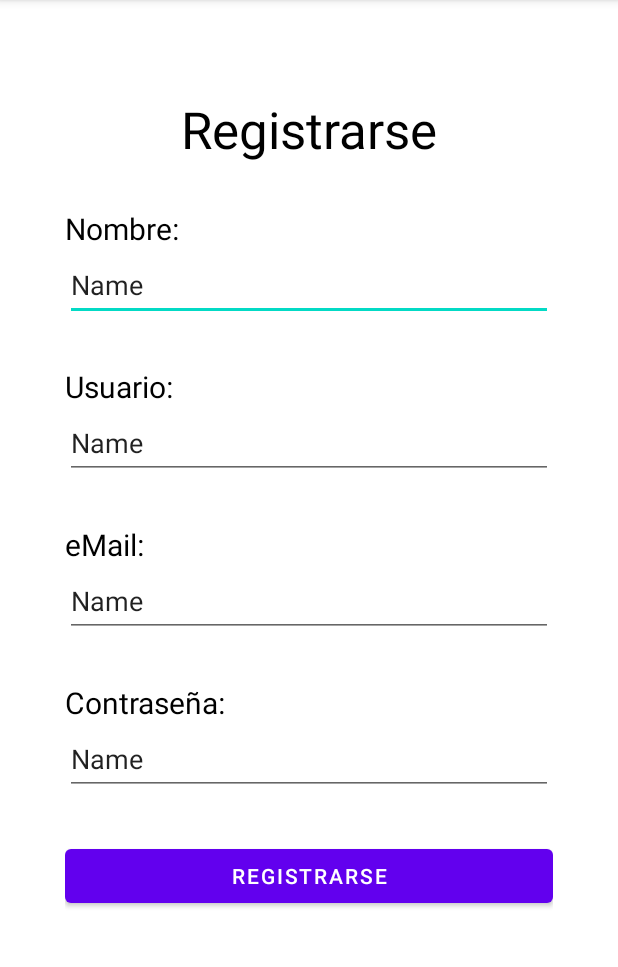
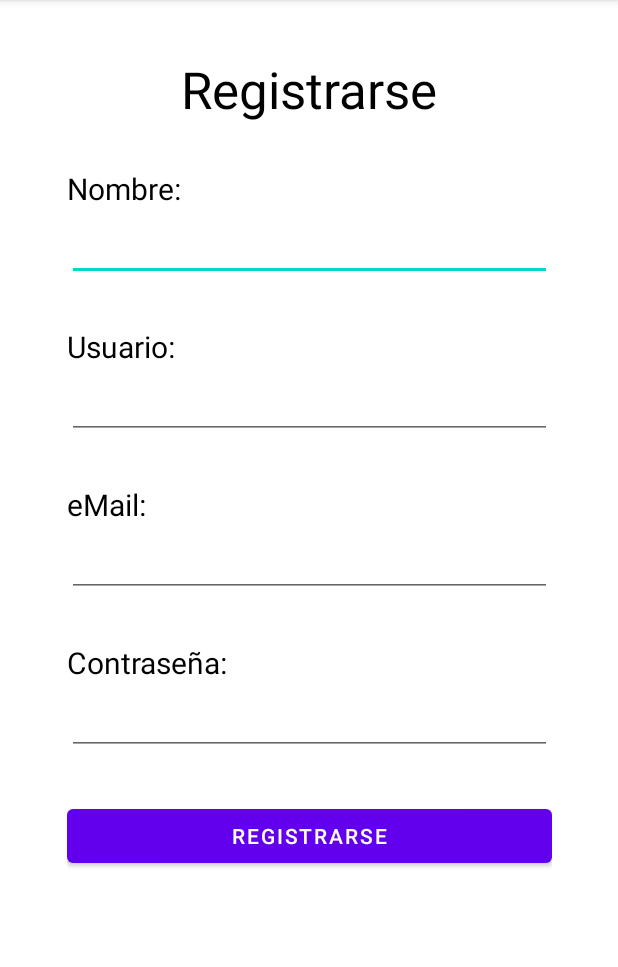
Before and after one commit to aledeleonez/AccesoADatos, an Android app: the Registro screen opened directly, with no data from a screen before it, on a phone screen of 412 x 824 dp, the part 84-1051 px from its top. Run offline under Robolectric (Android 15) with nearby library versions, the phone set to English and light mode, and no system bars.

Commit message:
Inicio de Sesion y registro terminado

```diff
--- a/Practica2.1/app/src/main/res/layout/activity_registro.xml
+++ b/Practica2.1/app/src/main/res/layout/activity_registro.xml
@@ -8,8 +8,8 @@
     tools:context=".Registro">
 
   <LinearLayout
-      android:layout_width="325dp"
-      android:layout_height="641dp"
+      android:layout_width="323dp"
+      android:layout_height="695dp"
       android:orientation="vertical"
       app:layout_constraintBottom_toBottomOf="parent"
       app:layout_constraintEnd_toEndOf="parent"
@@ -41,8 +41,7 @@
         android:layout_marginBottom="30dp"
         android:ems="10"
         android:inputType="textPersonName"
-        android:minHeight="48dp"
-        android:text="Name" />
+        android:minHeight="48dp" />
 
     <TextView
         android:id="@+id/tv_usuario"
@@ -59,8 +58,7 @@
         android:layout_marginBottom="30dp"
         android:ems="10"
         android:inputType="textPersonName"
-        android:minHeight="48dp"
-        android:text="Name" />
+        android:minHeight="48dp" />
 
     <TextView
         android:id="@+id/tv_email"
@@ -77,8 +75,7 @@
         android:layout_marginBottom="30dp"
         android:ems="10"
         android:inputType="textPersonName"
-        android:minHeight="48dp"
-        android:text="Name" />
+        android:minHeight="48dp" />
 
     <TextView
         android:id="@+id/tv_contrasena"
@@ -95,13 +92,13 @@
         android:layout_marginBottom="30dp"
         android:ems="10"
         android:inputType="textPersonName"
-        android:minHeight="48dp"
-        android:text="Name" />
+        android:minHeight="48dp" />
 
     <Button
         android:id="@+id/but_registrarse"
         android:layout_width="match_parent"
         android:layout_height="wrap_content"
+        android:minHeight="48dp"
         android:text="@string/registrarse" />
   </LinearLayout>
 </androidx.constraintlayout.widget.ConstraintLayout>
```
Also changed, not shown: Practica2.1/app/src/main/java/com/example/appmysql/MainActivity.java (+12 -2 lines).
